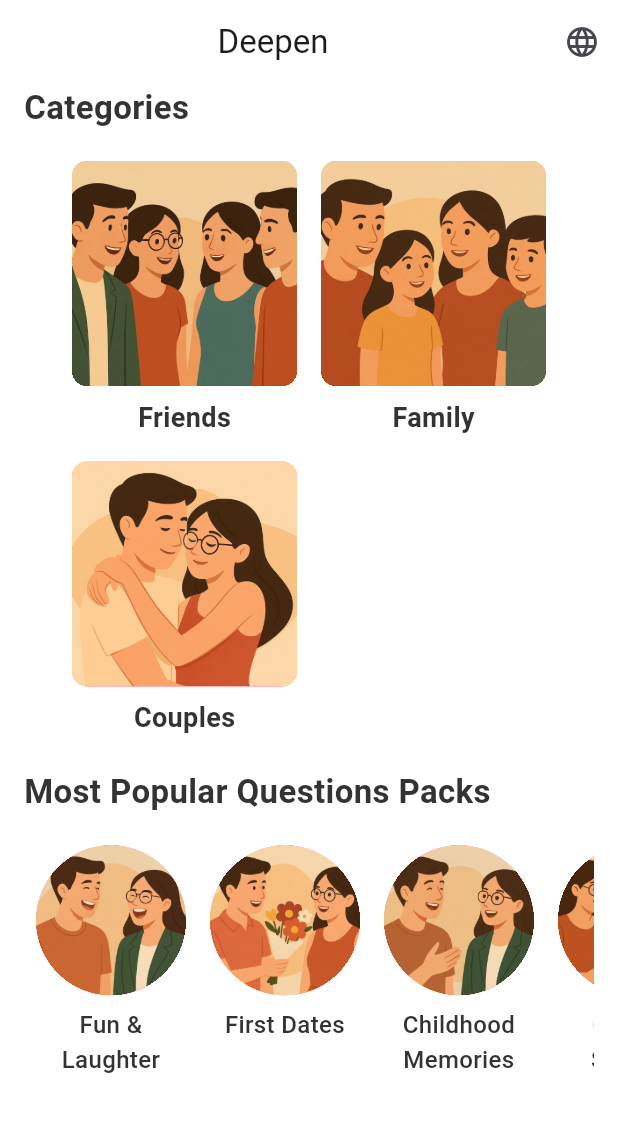
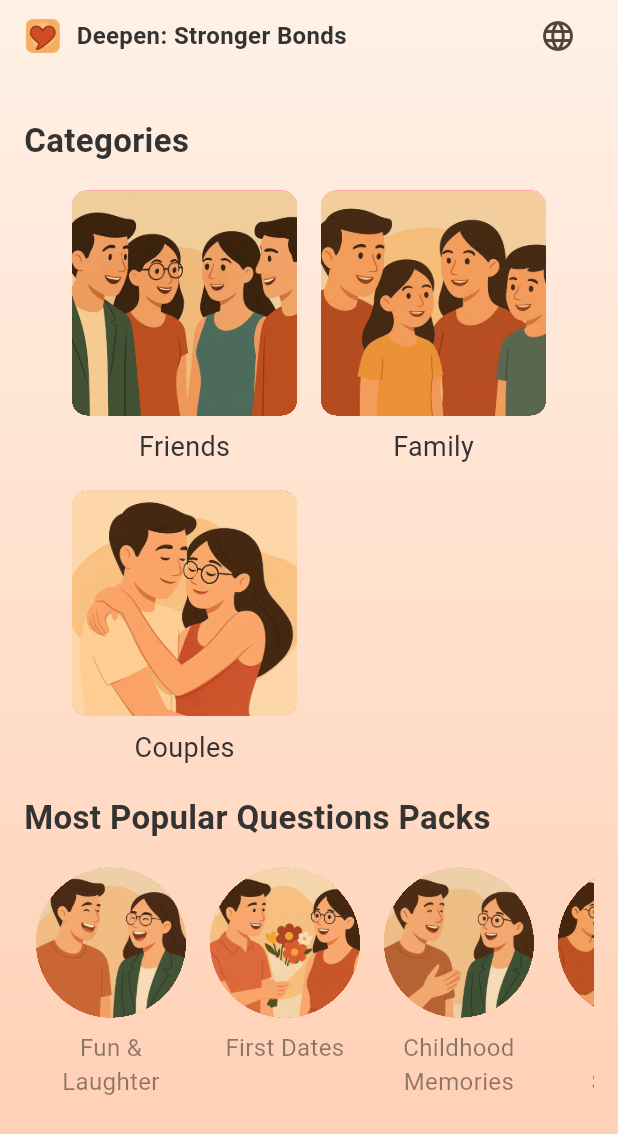
Before and after one commit to TheDeveloper314/deepen, a Flutter app: the screen it shows after launch, on a phone screen of 412 x 824 dp. Shown: the top 1134 px of the screen. Run offline on Flutter 3.47's test engine with Material 3 defaults, Android fonts, the phone set to English and light mode, and no system bars; our stand-ins replace flutter_card_swiper, flutter_riverpod.

Commit message:
Minor changes

```diff
--- a/lib/constants.dart
+++ b/lib/constants.dart
@@ -1,6 +1,14 @@
 import 'package:flutter/material.dart';
 
-final double kSizedBoxHeightFactor = 0.015;
+const double kSmallSpacing = 10;
+const double kMediumSpacing = 20;
+const double kLargeSpacing = 30;
+const double kTitleFontSize = 22;
+const double kHeaderFontSize = 20;
+const double kFontSize = 18;
+const double kSubtitleFontSize = 16;
+const double kSmallSubtitleFontSize = 14;
+const double kSmallestSubtitleFontSize = 12;
 
 class AppTheme {
   static const primary = Color(0xffff6b6b);
@@ -9,28 +17,46 @@ class AppTheme {
   static const background = Color(0xffffffff);
   static const text = Color(0xff333333);
   static const surface = Color(0xffffd6a5);
+  static const subtitle = Colors.black45;
+  static const gradientDark = Color(0xffffceb2);
+  static const gradientLight = Color(0xfffff1e6);
 }
 
 final TextStyle kTitleTextStyle = TextStyle(
   color: AppTheme.text,
-  fontSize: 22,
+  fontSize: kTitleFontSize,
   fontWeight: FontWeight.w700,
 );
 
-final TextStyle kCategoryCardTitleTextStyle = TextStyle(
+final TextStyle kHeaderTextStyle = TextStyle(
   color: AppTheme.text,
-  fontSize: 18,
+  fontSize: kHeaderFontSize,
   fontWeight: FontWeight.w600,
 );
 
-final TextStyle kQuestionsPackCardTitleTextStyle = TextStyle(
+final TextStyle kTextStyle = TextStyle(color: AppTheme.text, fontSize: 18);
+
+final TextStyle kBoldTextStyle = TextStyle(
   color: AppTheme.text,
-  fontSize: 16,
-  fontWeight: FontWeight.w500,
+  fontSize: kFontSize,
+  fontWeight: FontWeight.w600,
 );
 
-final TextStyle kQuestionCardTitleTextStyle = TextStyle(
-  color: AppTheme.text,
-  fontSize: 16,
-  fontWeight: FontWeight.w400,
+final TextStyle kSubtitleTextStyle = TextStyle(
+  color: AppTheme.subtitle,
+  fontSize: kSubtitleFontSize,
 );
+final TextStyle kBoldSubtitleTextStyle = TextStyle(
+  color: AppTheme.subtitle,
+  fontSize: kSubtitleFontSize,
+  fontWeight: FontWeight.w700,
+);
+
+final TextStyle kSmallSubtitleTextStyle = TextStyle(
+  color: AppTheme.subtitle,
+  fontSize: kSmallSubtitleFontSize,
+);
+final TextStyle kSmallestSubtitleTextStyle = TextStyle(
+  color: AppTheme.subtitle,
+  fontSize: kSmallestSubtitleFontSize,
+);
--- a/lib/my_app.dart
+++ b/lib/my_app.dart
@@ -1,3 +1,4 @@
+import 'package:deepen/constants.dart';
 import 'package:deepen/screens/home_screen.dart';
 import 'package:flutter/material.dart';
 
@@ -8,6 +9,12 @@ class MyApp extends StatelessWidget {
   Widget build(BuildContext context) {
     return MaterialApp(
       debugShowCheckedModeBanner: false,
+      theme: ThemeData(
+        colorScheme: ColorScheme.fromSeed(seedColor: AppTheme.gradientDark),
+        scaffoldBackgroundColor: Colors.transparent,
+        appBarTheme: AppBarTheme(backgroundColor: Colors.transparent),
+        useMaterial3: true,
+      ),
       title: "Deepen",
       home: HomeScreen(),
     );
--- a/lib/screens/home_screen.dart
+++ b/lib/screens/home_screen.dart
@@ -2,10 +2,11 @@ import 'package:deepen/models/category.dart';
 import 'package:deepen/providers/language_provider.dart';
 import 'package:flutter/material.dart';
 import 'package:flutter_riverpod/flutter_riverpod.dart';
+
 import '../constants.dart';
+import '../engines/main_engine.dart';
 import '../widgets/category_card.dart';
 import '../widgets/questions_pack_card.dart';
-import '../engines/main_engine.dart';
 
 class HomeScreen extends ConsumerStatefulWidget {
   const HomeScreen({super.key});
@@ -27,14 +28,63 @@ class _HomeScreenState extends ConsumerState<HomeScreen> {
 
   @override
   Widget build(BuildContext context) {
-    final double height = MediaQuery.of(context).size.height;
     language = ref.watch(languageProvider);
     final List<Category> categories = mainEngine.getCategories();
-    return Scaffold(
-      backgroundColor: AppTheme.background,
-      appBar: AppBar(
-        title: Center(child: Text("Deepen")),
-        actions: [
+    return Container(
+      decoration: BoxDecoration(
+        gradient: LinearGradient(
+          begin: Alignment.bottomCenter,
+          end: Alignment.topCenter,
+          colors: [AppTheme.gradientDark, AppTheme.gradientLight],
+        ),
+      ),
+      child: Scaffold(
+        // appBar: AppBar(
+        //   surfaceTintColor: Colors.transparent,
+        //   title: Center(child: Text("Deepen")),
+        //   actions: [
+        //     IconButton(
+        //       onPressed: () {
+        //         setState(() {
+        //           if (language == "en") {
+        //             ref.read(languageProvider.notifier).state = "ar";
+        //           } else {
+        //             ref.read(languageProvider.notifier).state = "en";
+        //           }
+        //         });
+        //       },
+        //       icon: Icon(Icons.language),
+        //     ),
+        //   ],
+        //   backgroundColor: AppTheme.background,
+        // ),
+        body: SafeArea(
+          child: Padding(
+            padding: const EdgeInsets.symmetric(horizontal: 16.0),
+            child: SingleChildScrollView(
+              child: Column(
+                spacing: kLargeSpacing,
+                crossAxisAlignment: CrossAxisAlignment.start,
+                children: [
+                  Row(
+                    mainAxisAlignment: MainAxisAlignment.spaceBetween,
+                    children: [
+                      Row(
+                        spacing: kSmallSpacing,
+                        children: [
+                          SizedBox(
+                            height: 25,
+                            width: 25,
+                            child: Image.asset("assets/icons/icon.png"),
+                          ),
+                          Text(
+                            "Deepen: Stronger Bonds",
+                            style: kBoldTextStyle.copyWith(
+                              fontSize: kSubtitleFontSize,
+                            ),
+                          ),
+                        ],
+                      ),
                       IconButton(
                         onPressed: () {
                           setState(() {
@@ -48,17 +98,12 @@ class _HomeScreenState extends ConsumerState<HomeScreen> {
                         icon: Icon(Icons.language),
                       ),
                     ],
-        backgroundColor: AppTheme.background,
                   ),
-      body: SafeArea(
-        child: Padding(
-          padding: const EdgeInsets.symmetric(horizontal: 16.0),
-          child: SingleChildScrollView(
-            child: Column(
+                  Column(
+                    spacing: kSmallSpacing,
                     crossAxisAlignment: CrossAxisAlignment.start,
                     children: [
                       Text("Categories", style: kTitleTextStyle),
-                SizedBox(height: height * kSizedBoxHeightFactor),
                       Center(
                         child: Wrap(
                           children:
@@ -67,9 +112,10 @@ class _HomeScreenState extends ConsumerState<HomeScreen> {
                               }).toList(),
                         ),
                       ),
-                SizedBox(height: height * kSizedBoxHeightFactor),
-                Text("Most Popular Questions Packs", style: kTitleTextStyle),
-                SizedBox(height: height * kSizedBoxHeightFactor),
+                      Text(
+                        "Most Popular Questions Packs",
+                        style: kTitleTextStyle,
+                      ),
                       SingleChildScrollView(
                         scrollDirection: Axis.horizontal,
                         child: Row(
@@ -88,6 +134,9 @@ class _HomeScreenState extends ConsumerState<HomeScreen> {
                       ),
                     ],
                   ),
+                ],
+              ),
+            ),
           ),
         ),
       ),
--- a/lib/widgets/category_card.dart
+++ b/lib/widgets/category_card.dart
@@ -1,9 +1,10 @@
 import 'package:deepen/models/category.dart';
 import 'package:deepen/providers/language_provider.dart';
 import 'package:flutter/material.dart';
+import 'package:flutter_riverpod/flutter_riverpod.dart';
+
 import '../constants.dart';
 import '../screens/questions_packs_screen.dart';
-import 'package:flutter_riverpod/flutter_riverpod.dart';
 
 class CategoryCard extends ConsumerWidget {
   final Category category;
@@ -45,7 +46,7 @@ class CategoryCard extends ConsumerWidget {
             SizedBox(height: height * 0.01),
             Text(
               category.categoryName[language] ?? "Unnamed",
-              style: kCategoryCardTitleTextStyle,
+              style: kTextStyle,
             ),
           ],
         ),
--- a/lib/widgets/question_card.dart
+++ b/lib/widgets/question_card.dart
@@ -1,6 +1,7 @@
 import 'package:deepen/models/question.dart';
 import 'package:flutter/material.dart';
 import 'package:flutter_riverpod/flutter_riverpod.dart';
+
 import '../constants.dart';
 import '../providers/language_provider.dart';
 
@@ -29,7 +30,7 @@ class QuestionCard extends ConsumerWidget {
               child: Center(
                 child: Text(
                   question.questionText[language] ?? "No Question",
-                  style: kQuestionCardTitleTextStyle,
+                  style: kTextStyle,
                 ),
               ),
             ),
--- a/lib/widgets/questions_pack_card.dart
+++ b/lib/widgets/questions_pack_card.dart
@@ -2,6 +2,7 @@ import 'package:deepen/models/questions_pack.dart';
 import 'package:deepen/providers/language_provider.dart';
 import 'package:flutter/material.dart';
 import 'package:flutter_riverpod/flutter_riverpod.dart';
+
 import '../constants.dart';
 import '../screens/questions_screen.dart';
 
@@ -53,7 +54,7 @@ class QuestionsPackCard extends ConsumerWidget {
               SizedBox(height: height * 0.01),
               Text(
                 questionsPack.packName[language] ?? "Unnamed",
-                style: kQuestionsPackCardTitleTextStyle,
+                style: kSubtitleTextStyle,
                 textAlign: TextAlign.center,
               ),
             ],
--- a/pubspec.yaml
+++ b/pubspec.yaml
@@ -63,7 +63,8 @@ flutter:
 
   # To add assets to your application, add an assets section, like this:
   assets:
-     - assets/images/
+    - assets/images/
+    - assets/icons/
 
   # An image asset can refer to one or more resolution-specific "variants", see
   # https://flutter.dev/to/resolution-aware-images
```
Also changed, not shown: pubspec.lock. Lines whose indentation alone changed are shown as unchanged.
